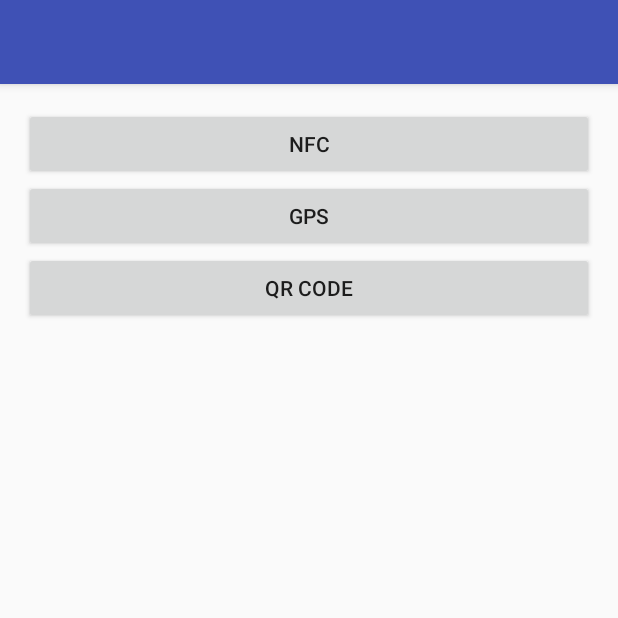
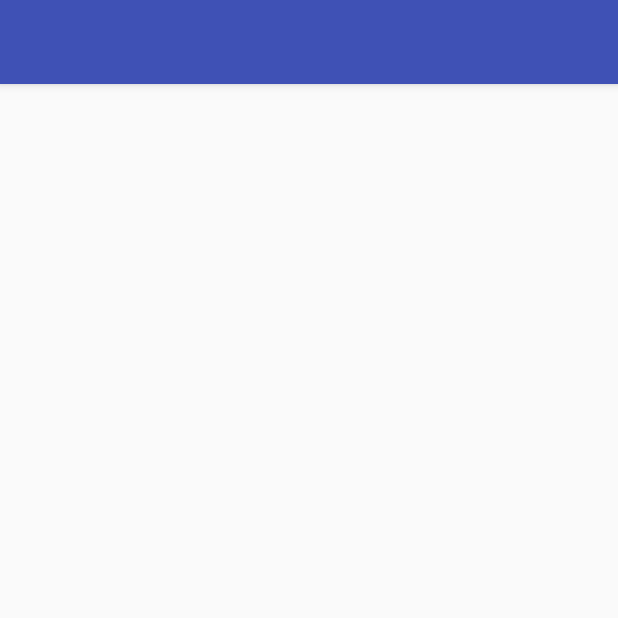
Before and after one commit to SidHeg/se17-teamD, an Android app: the StudentActivity screen opened directly, with no data from a screen before it, after a tap on "NFC", on a phone screen of 412 x 824 dp, the top half of it. Run offline under Robolectric (Android 15) with nearby library versions, the phone set to English and light mode, and no system bars.

Commit message:
NFC GPS QR Code Activity skeleton

```diff
--- /dev/null
+++ b/FrontEnd/AttendanceSystem/app/src/main/java/com/se17/attendancesystem/NFCStudentActivity.java
@@ -0,0 +1,13 @@
+package com.se17.attendancesystem;
+
+import android.support.v7.app.AppCompatActivity;
+import android.os.Bundle;
+
+public class NFCStudentActivity extends AppCompatActivity {
+
+    @Override
+    protected void onCreate(Bundle savedInstanceState) {
+        super.onCreate(savedInstanceState);
+        setContentView(R.layout.activity_nfcstudent);
+    }
+}
--- a/FrontEnd/AttendanceSystem/app/src/main/java/com/se17/attendancesystem/StudentActivity.java
+++ b/FrontEnd/AttendanceSystem/app/src/main/java/com/se17/attendancesystem/StudentActivity.java
@@ -1,9 +1,14 @@
 package com.se17.attendancesystem;
 
+import android.content.Intent;
+import android.nfc.NdefMessage;
+import android.nfc.NfcAdapter;
+import android.os.Parcelable;
 import android.support.v7.app.AppCompatActivity;
 import android.os.Bundle;
 import android.view.View;
 import android.widget.Button;
+import android.widget.Toast;
 
 public class StudentActivity extends AppCompatActivity {
 
@@ -23,9 +28,13 @@ public class StudentActivity extends AppCompatActivity {
         btnQRCode.setOnClickListener(btnQRCodeOnclickListener);
     }
 
+
     private View.OnClickListener btnNfcOnclickListener = new View.OnClickListener() {
         @Override
         public void onClick(View v) {
+
+            Intent intent = new Intent(getBaseContext(), NFCStudentActivity.class);
+            startActivity(intent);
 
         }
     };
@@ -34,6 +43,8 @@ public class StudentActivity extends AppCompatActivity {
         @Override
         public void onClick(View v) {
 
+            Intent intent = new Intent(getBaseContext(), GPSStudentActivity.class);
+            startActivity(intent);
         }
     };
 
@@ -42,6 +53,9 @@ public class StudentActivity extends AppCompatActivity {
         @Override
         public void onClick(View v) {
 
+            Intent intent = new Intent(getBaseContext(), QRStudentActivity.class);
+            startActivity(intent);
+
         }
     };
 }
--- /dev/null
+++ b/FrontEnd/AttendanceSystem/app/src/main/res/layout/activity_nfcstudent.xml
@@ -0,0 +1,13 @@
+<?xml version="1.0" encoding="utf-8"?>
+<RelativeLayout xmlns:android="http://schemas.android.com/apk/res/android"
+    xmlns:tools="http://schemas.android.com/tools"
+    android:id="@+id/activity_nfcstudent"
+    android:layout_width="match_parent"
+    android:layout_height="match_parent"
+    android:paddingBottom="@dimen/activity_vertical_margin"
+    android:paddingLeft="@dimen/activity_horizontal_margin"
+    android:paddingRight="@dimen/activity_horizontal_margin"
+    android:paddingTop="@dimen/activity_vertical_margin"
+    tools:context="com.se17.attendancesystem.NFCStudentActivity">
+
+</RelativeLayout>
```
Also changed, not shown: FrontEnd/AttendanceSystem/app/src/main/AndroidManifest.xml (+13 -1 lines), FrontEnd/AttendanceSystem/app/src/main/java/com/se17/attendancesystem/GPSProfessorActivity.java (added, +13 -0 lines), FrontEnd/AttendanceSystem/app/src/main/java/com/se17/attendancesystem/GPSStudentActivity.java (added, +13 -0 lines), FrontEnd/AttendanceSystem/app/src/main/java/com/se17/attendancesystem/NFCProfessorActivity.java (added, +13 -0 lines), FrontEnd/AttendanceSystem/app/src/main/java/com/se17/attendancesystem/ProfessorActivity.java (+7 -1 lines), FrontEnd/AttendanceSystem/app/src/main/java/com/se17/attendancesystem/QRProfessorActivity.java (added, +13 -0 lines), FrontEnd/AttendanceSystem/app/src/main/java/com/se17/attendancesystem/QRStudentActivity.java (added, +13 -0 lines), FrontEnd/AttendanceSystem/app/src/main/res/layout/activity_gpsprofessor.xml (added, +13 -0 lines), FrontEnd/AttendanceSystem/app/src/main/res/layout/activity_gpsstudent.xml (added, +13 -0 lines), FrontEnd/AttendanceSystem/app/src/main/res/layout/activity_nfcprofessor.xml (added, +13 -0 lines), FrontEnd/AttendanceSystem/app/src/main/res/layout/activity_qrprofessor.xml (added, +13 -0 lines), FrontEnd/AttendanceSystem/app/src/main/res/layout/activity_qrstudent.xml (added, +13 -0 lines).
